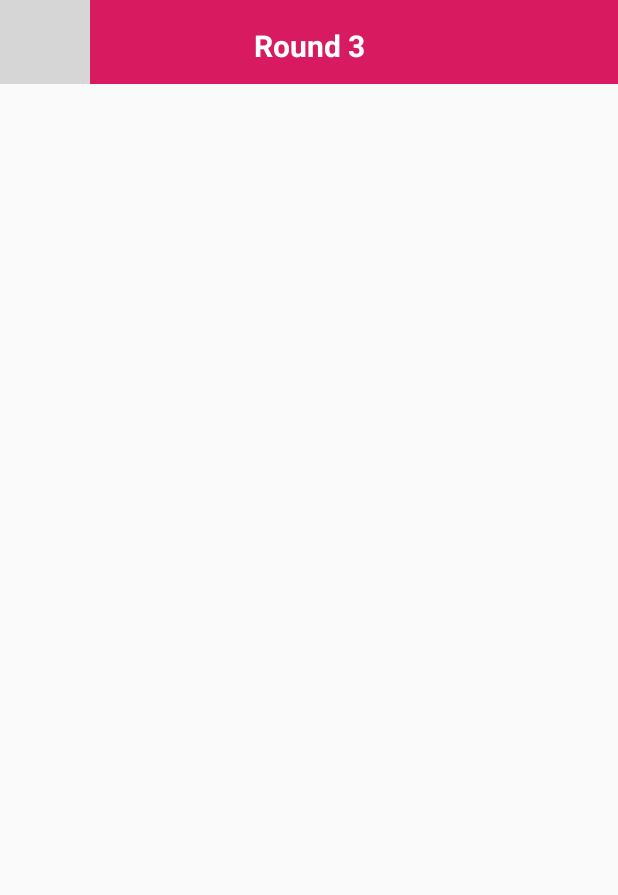
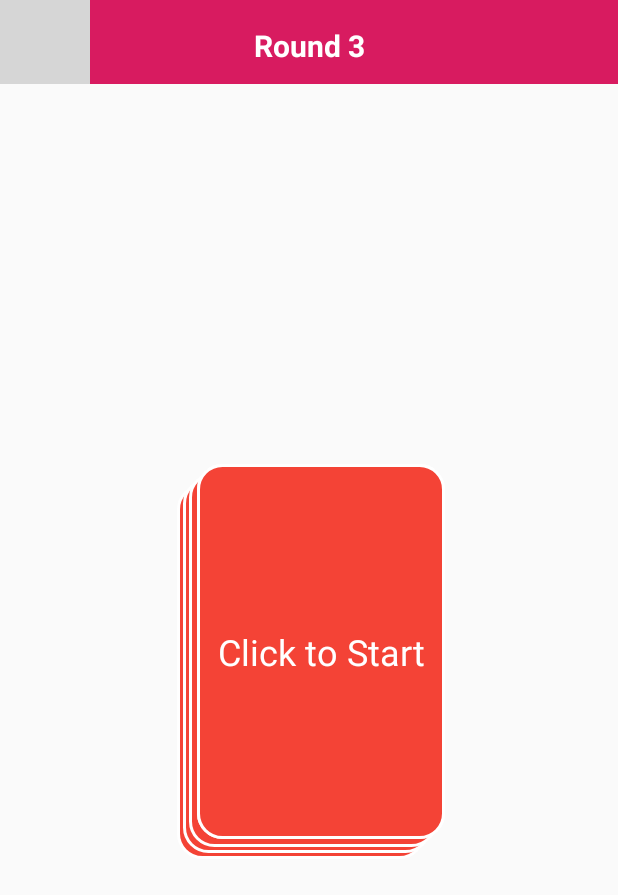
Before and after one commit to INickermanl/Alias, an Android app: the fragment CardFragment placed in its activity, on a phone screen of 412 x 824 dp. Shown: the top 895 px of the screen. Run offline under Robolectric (Android 15) with nearby library versions, the phone set to English and light mode, and no system bars; our stand-ins replace CircleImageView, Picasso, RxJava, Timber; libraries missing offline, so code that uses them is left out: com.jakewharton.rxbinding2, io.paperdb; 25 statements that could not run were skipped; grey boxes are pictures that could not be loaded.

Commit message:
card animation

```diff
--- a/app/src/main/java/com/nickrman/alias/screens/card/CardContract.java
+++ b/app/src/main/java/com/nickrman/alias/screens/card/CardContract.java
@@ -1,11 +1,31 @@
 package com.nickrman.alias.screens.card;
+
+import android.view.GestureDetector;
+import android.view.MotionEvent;
+import android.view.View;
+
 
 import com.nickrman.alias.services.Navigator;
 import com.nickrman.alias.services.navigation.BackNavigator;
 
+import io.reactivex.Observable;
+
 public interface CardContract {
 
     interface View {
+
+        Observable<Object> flipCard();
+
+        Observable<MotionEvent> currentCard();
+
+        void startAnimation();
+
+
+        void acceptCard();
+
+        void dismissCard();
+
+        void startTextVisibility(boolean visibility);
 
     }
 
@@ -22,5 +42,9 @@ public interface CardContract {
         void setNavigator(Navigator navigator);
 
         void setBackNavigator(BackNavigator backNavigator);
+
+        void startAnimation();
+
+        void startFlipAnimation();
     }
 }
--- a/app/src/main/java/com/nickrman/alias/screens/card/CardFragment.java
+++ b/app/src/main/java/com/nickrman/alias/screens/card/CardFragment.java
@@ -12,11 +12,32 @@ import com.nickrman.alias.base.BaseFragment;
 public class CardFragment extends BaseFragment {
 
     private BaseActivity activity;
+    private CardPresenter presenter;
+    private CardView view;
 
     @Override
     public View onCreateView(LayoutInflater inflater, ViewGroup container, Bundle savedInstanceState) {
         View root = inflater.inflate(R.layout.fragment_card, container, false);
         activity = (BaseActivity) getActivity();
+
+        view = new CardView(root,activity);
+        presenter = new CardPresenter(view);
+
         return root;
     }
+
+
+    @Override
+    public void onStart() {
+        super.onStart();
+        presenter.start();
+        presenter.setNavigator(activity.getNavigator());
+        presenter.setBackNavigator(activity.getNavigationBackManager());
+    }
+
+    @Override
+    public void onStop() {
+        super.onStop();
+        presenter.stop();
+    }
 }
--- /dev/null
+++ b/app/src/main/java/com/nickrman/alias/screens/card/CardGestureDetectorListener.java
@@ -0,0 +1,33 @@
+package com.nickrman.alias.screens.card;
+
+import android.util.Log;
+import android.view.GestureDetector;
+import android.view.MotionEvent;
+
+public class CardGestureDetectorListener extends GestureDetector.SimpleOnGestureListener {
+
+    private static final int SWIPE_MIN_DISTANCE = 50;
+    private static final int SWIPE_THRESHOLD_VELOCITY = 100;
+    private SwipeCallback callback;
+
+    public CardGestureDetectorListener(SwipeCallback callback) {
+        this.callback = callback;
+    }
+
+    @Override
+    public boolean onFling(MotionEvent e1, MotionEvent e2, float velocityX, float velocityY) {
+        float deltaX = (e1.getX() - e2.getX());
+        if (Math.abs(deltaX) >= SWIPE_MIN_DISTANCE) {
+            if (Math.abs(velocityY) >= SWIPE_THRESHOLD_VELOCITY) {
+                if (deltaX > 0) {
+                    callback.swipeLeft();
+                    Log.d("TAG", "swipe left");
+                } else {
+                    callback.swipeRight();
+                    Log.d("TAG", "swipe right");
+                }
+            }
+        }
+        return false;
+    }
+}
--- /dev/null
+++ b/app/src/main/java/com/nickrman/alias/screens/card/CardPresenter.java
@@ -0,0 +1,127 @@
+package com.nickrman.alias.screens.card;
+
+
+import android.view.GestureDetector;
+import android.view.MotionEvent;
+import android.view.View;
+
+import com.nickrman.alias.base.App;
+import com.nickrman.alias.services.Navigator;
+import com.nickrman.alias.services.navigation.BackNavigator;
+
+import io.reactivex.Observer;
+import io.reactivex.disposables.CompositeDisposable;
+import io.reactivex.disposables.Disposable;
+
+public class CardPresenter implements CardContract.Presenter {
+
+    private CardContract.View view;
+    private Navigator navigator;
+    private BackNavigator backNavigator;
+    private CompositeDisposable subscription;
+    private GestureDetector gd;
+
+    public CardPresenter(CardContract.View view) {
+        this.view = view;
+        setupView();
+
+    }
+
+    @Override
+    public void start() {
+        subscription = new CompositeDisposable();
+        setupAction();
+    }
+
+    @Override
+    public void stop() {
+        subscription.dispose();
+        subscription = null;
+    }
+
+    @Override
+    public void setupView() {
+
+        gd = new GestureDetector(App.getInstance(), new CardGestureDetectorListener(new SwipeCallback() {
+            @Override
+            public void swipeRight() {
+                view.acceptCard();
+            }
+
+            @Override
+            public void swipeLeft() {
+                view.dismissCard();
+            }
+        }));
+    }
+
+    @Override
+    public void setupAction() {
+        view.flipCard().subscribe(new Observer<Object>() {
+            @Override
+            public void onSubscribe(Disposable d) {
+                subscription.add(d);
+            }
+
+            @Override
+            public void onNext(Object o) {
+                startAnimation();
+
+            }
+
+            @Override
+            public void onError(Throwable e) {
+
+            }
+
+            @Override
+            public void onComplete() {
+
+            }
+        });
+        view.currentCard().subscribe(new Observer<MotionEvent>() {
+            @Override
+            public void onSubscribe(Disposable d) {
+                subscription.add(d);
+            }
+
+            @Override
+            public void onNext(MotionEvent motionEvent) {
+                gd.onTouchEvent(motionEvent);
+
+            }
+
+            @Override
+            public void onError(Throwable e) {
+
+            }
+
+            @Override
+            public void onComplete() {
+
+            }
+        });
+
+    }
+
+    @Override
+    public void setNavigator(Navigator navigator) {
+        this.navigator = navigator;
+    }
+
+    @Override
+    public void setBackNavigator(BackNavigator backNavigator) {
+        this.backNavigator = backNavigator;
+    }
+
+    @Override
+    public void startAnimation() {
+        view.startAnimation();
+    }
+
+    @Override
+    public void startFlipAnimation() {
+
+
+    }
+}
--- /dev/null
+++ b/app/src/main/res/drawable/card_short_bg.xml
@@ -0,0 +1,10 @@
+<?xml version="1.0" encoding="utf-8"?>
+<shape android:shape="rectangle"
+    xmlns:android="http://schemas.android.com/apk/res/android">
+    <size android:width="165dp"
+        android:height="250dp"/>
+    <stroke android:width="2dp"
+        android:color="@color/colorWhite"/>
+    <corners android:radius="16dp"/>
+    <solid android:color="@color/colorRed"/>
+</shape>
--- a/app/src/main/res/layout/fragment_card.xml
+++ b/app/src/main/res/layout/fragment_card.xml
@@ -1,7 +1,92 @@
 <?xml version="1.0" encoding="utf-8"?>
 <android.support.constraint.ConstraintLayout xmlns:android="http://schemas.android.com/apk/res/android"
+    xmlns:app="http://schemas.android.com/apk/res-auto"
+    xmlns:tools="http://schemas.android.com/tools"
     android:layout_width="match_parent"
     android:layout_height="match_parent"
-    >
+    android:clipChildren="false"
+    android:clipToPadding="false">
 
+    <android.support.constraint.ConstraintLayout
+        android:id="@+id/main_container"
+        android:layout_width="181dp"
+        android:layout_height="262dp"
+        android:clipChildren="false"
+        android:clipToPadding="false"
+        app:layout_constraintBottom_toBottomOf="parent"
+        app:layout_constraintEnd_toEndOf="parent"
+        app:layout_constraintStart_toStartOf="parent"
+        app:layout_constraintTop_toTopOf="parent">
+
+
+        <android.support.constraint.ConstraintLayout
+            android:layout_width="165dp"
+            android:layout_height="250dp"
+            android:layout_marginTop="13dp"
+            android:layout_marginEnd="13dp"
+            android:background="@drawable/card_short_bg"
+            app:layout_constraintEnd_toEndOf="parent"
+            app:layout_constraintTop_toTopOf="parent" />
+
+        <android.support.constraint.ConstraintLayout
+            android:layout_width="165dp"
+            android:layout_height="250dp"
+            android:layout_marginTop="9dp"
+            android:layout_marginEnd="9dp"
+            android:background="@drawable/card_short_bg"
+            app:layout_constraintEnd_toEndOf="parent"
+            app:layout_constraintTop_toTopOf="parent" />
+
+
+        <android.support.constraint.ConstraintLayout
+            android:layout_width="165dp"
+            android:layout_height="250dp"
+            android:layout_marginTop="5dp"
+            android:layout_marginEnd="5dp"
+            android:background="@drawable/card_short_bg"
+            app:layout_constraintEnd_toEndOf="parent"
+            app:layout_constraintTop_toTopOf="parent" />
+
+        <android.support.constraint.ConstraintLayout
+            android:layout_width="165dp"
+            android:layout_height="250dp"
+            android:background="@drawable/card_short_bg"
+            app:layout_constraintEnd_toEndOf="parent"
+            app:layout_constraintTop_toTopOf="parent" />
+
+        <include
+            android:id="@+id/current_card"
+            layout="@layout/item_card"
+            android:layout_width="165dp"
+            android:layout_height="250dp"
+            android:visibility="invisible"
+            app:layout_constraintEnd_toEndOf="parent"
+            app:layout_constraintTop_toTopOf="parent" />
+
+
+        <android.support.constraint.ConstraintLayout
+            android:id="@+id/flipped_card"
+            android:layout_width="165dp"
+            android:layout_height="250dp"
+            android:background="@drawable/card_short_bg"
+            android:visibility="visible"
+            app:layout_constraintEnd_toEndOf="parent"
+            app:layout_constraintTop_toTopOf="parent">
+
+            <TextView
+                android:id="@+id/start_text"
+                android:layout_width="0dp"
+                android:layout_height="wrap_content"
+                android:gravity="center"
+                android:text="@string/click_to_start"
+                android:textColor="@color/colorWhite"
+                android:textSize="24sp"
+                app:layout_constraintBottom_toBottomOf="parent"
+                app:layout_constraintEnd_toEndOf="parent"
+                app:layout_constraintStart_toStartOf="parent"
+                app:layout_constraintTop_toTopOf="parent" />
+
+        </android.support.constraint.ConstraintLayout>
+
+    </android.support.constraint.ConstraintLayout>
 </android.support.constraint.ConstraintLayout>
--- a/app/src/main/res/values/colors.xml
+++ b/app/src/main/res/values/colors.xml
@@ -9,5 +9,7 @@
     <color name="colorWhite">#ffffff</color>
     <color name="colorDialogBackground">#F3F3F3</color>
     <color name="colorBackgroundAvatar">#03a9f4</color>
+    <color name="colorRed">#F44336</color>
+
 
 </resources>
--- a/app/src/main/res/values/strings.xml
+++ b/app/src/main/res/values/strings.xml
@@ -29,4 +29,5 @@
         ставят песочные часы и в течение минуты пытаются понять друг друга.
         Сколько успели отгадать — столько очков достанется.</string>
     <string name="ok">OK</string>
+    <string name="click_to_start">Click to Start</string>
 </resources>
```
Also changed, not shown: app/src/main/java/com/nickrman/alias/screens/card/CardView.java (added, +147 -0 lines), app/src/main/res/drawable/card_face_bg.xml (added, +12 -0 lines), app/src/main/res/layout/item_card.xml (added, +26 -0 lines).
